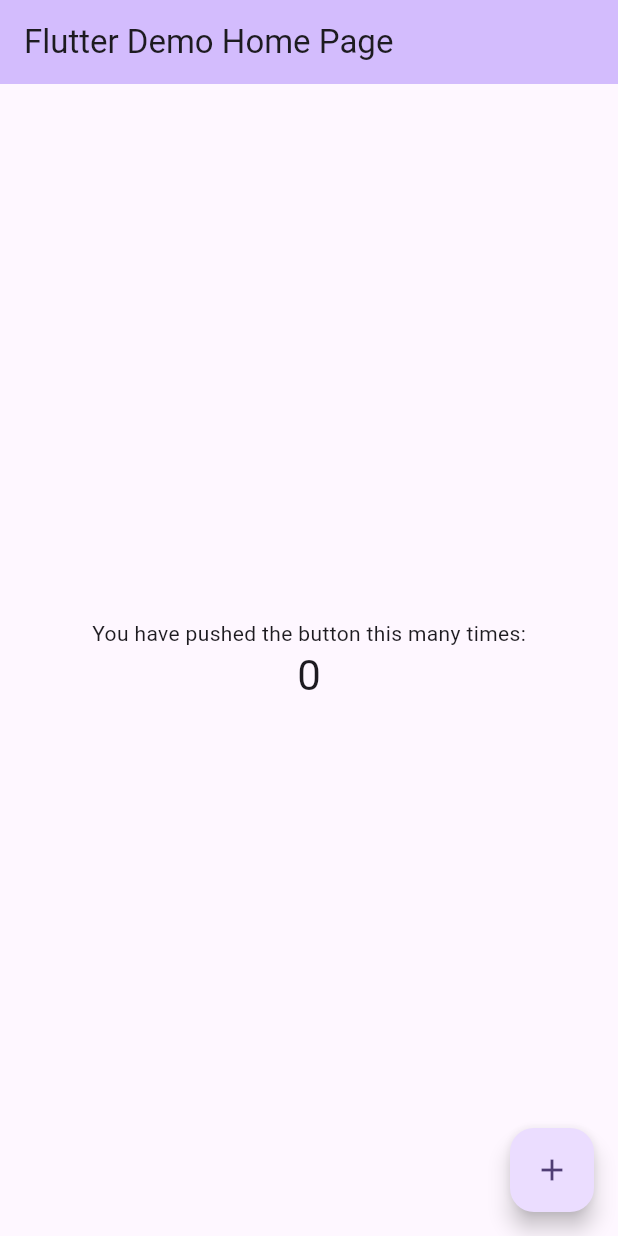
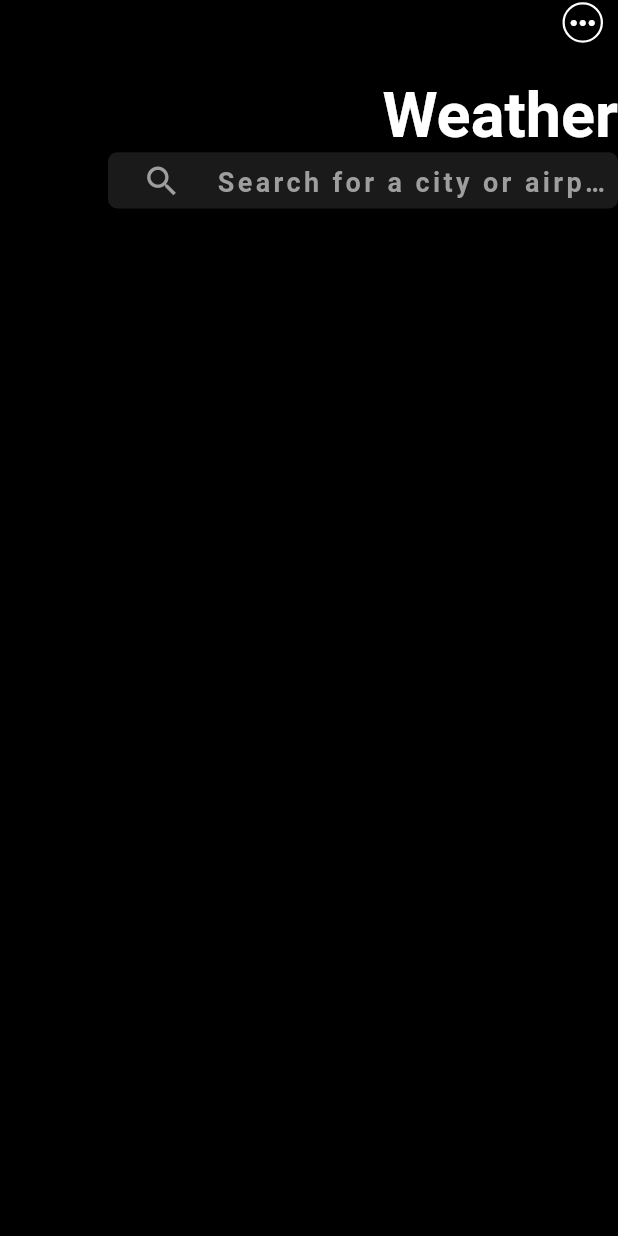
Before and after one commit to AhmedNavaz/weather_app, a Flutter app: the screen it shows after launch, on a phone screen of 412 x 824 dp. Run offline on Flutter 3.47's test engine with Material 3 defaults, Android fonts, the phone set to English and light mode, and no system bars; our stand-ins replace connectivity_plus, dartz, dio, google_fonts, hive; accounts and stored records are empty.

Commit message:
initial commit

```diff
--- a/lib/main.dart
+++ b/lib/main.dart
@@ -1,4 +1,6 @@
 import 'package:flutter/material.dart';
+import 'package:google_fonts/google_fonts.dart';
+import 'package:weather_app/modules/weather/presententation/pages/home_page.dart';
 
 void main() {
   runApp(const MyApp());
@@ -7,119 +9,34 @@ void main() {
 class MyApp extends StatelessWidget {
   const MyApp({super.key});
 
-  // This widget is the root of your application.
   @override
   Widget build(BuildContext context) {
     return MaterialApp(
-      title: 'Flutter Demo',
+      debugShowCheckedModeBanner: false,
       theme: ThemeData(
-        // This is the theme of your application.
-        //
-        // TRY THIS: Try running your application with "flutter run". You'll see
-        // the application has a purple toolbar. Then, without quitting the app,
-        // try changing the seedColor in the colorScheme below to Colors.green
-        // and then invoke "hot reload" (save your changes or press the "hot
-        // reload" button in a Flutter-supported IDE, or press "r" if you used
-        // the command line to start the app).
-        //
-        // Notice that the counter didn't reset back to zero; the application
-        // state is not lost during the reload. To reset the state, use hot
-        // restart instead.
-        //
-        // This works for code too, not just values: Most code changes can be
-        // tested with just a hot reload.
-        colorScheme: ColorScheme.fromSeed(seedColor: Colors.deepPurple),
-        useMaterial3: true,
+        useMaterial3: false,
+        scaffoldBackgroundColor: Colors.black,
+        primaryColor: const Color(0xFF1C9CF6),
+        indicatorColor: Colors.grey,
+        textTheme: TextTheme(
+          headlineLarge: GoogleFonts.roboto(
+            fontSize: 28,
+            fontWeight: FontWeight.bold,
+            color: Colors.white,
+          ),
+          headlineMedium: GoogleFonts.roboto(
+            fontSize: 22,
+            fontWeight: FontWeight.bold,
+            color: Colors.white,
+          ),
+          labelSmall: GoogleFonts.roboto(
+            fontSize: 12,
+            fontWeight: FontWeight.bold,
+            color: Colors.grey,
+          ),
+        ),
       ),
-      home: const MyHomePage(title: 'Flutter Demo Home Page'),
+      home: const HomePage(),
     );
   }
 }
-
-class MyHomePage extends StatefulWidget {
-  const MyHomePage({super.key, required this.title});
-
-  // This widget is the home page of your application. It is stateful, meaning
-  // that it has a State object (defined below) that contains fields that affect
-  // how it looks.
-
-  // This class is the configuration for the state. It holds the values (in this
-  // case the title) provided by the parent (in this case the App widget) and
-  // used by the build method of the State. Fields in a Widget subclass are
-  // always marked "final".
-
-  final String title;
-
-  @override
-  State<MyHomePage> createState() => _MyHomePageState();
-}
-
-class _MyHomePageState extends State<MyHomePage> {
-  int _counter = 0;
-
-  void _incrementCounter() {
-    setState(() {
-      // This call to setState tells the Flutter framework that something has
-      // changed in this State, which causes it to rerun the build method below
-      // so that the display can reflect the updated values. If we changed
-      // _counter without calling setState(), then the build method would not be
-      // called again, and so nothing would appear to happen.
-      _counter++;
-    });
-  }
-
-  @override
-  Widget build(BuildContext context) {
-    // This method is rerun every time setState is called, for instance as done
-    // by the _incrementCounter method above.
-    //
-    // The Flutter framework has been optimized to make rerunning build methods
-    // fast, so that you can just rebuild anything that needs updating rather
-    // than having to individually change instances of widgets.
-    return Scaffold(
-      appBar: AppBar(
-        // TRY THIS: Try changing the color here to a specific color (to
-        // Colors.amber, perhaps?) and trigger a hot reload to see the AppBar
-        // change color while the other colors stay the same.
-        backgroundColor: Theme.of(context).colorScheme.inversePrimary,
-        // Here we take the value from the MyHomePage object that was created by
-        // the App.build method, and use it to set our appbar title.
-        title: Text(widget.title),
-      ),
-      body: Center(
-        // Center is a layout widget. It takes a single child and positions it
-        // in the middle of the parent.
-        child: Column(
-          // Column is also a layout widget. It takes a list of children and
-          // arranges them vertically. By default, it sizes itself to fit its
-          // children horizontally, and tries to be as tall as its parent.
-          //
-          // Column has various properties to control how it sizes itself and
-          // how it positions its children. Here we use mainAxisAlignment to
-          // center the children vertically; the main axis here is the vertical
-          // axis because Columns are vertical (the cross axis would be
-          // horizontal).
-          //
-          // TRY THIS: Invoke "debug painting" (choose the "Toggle Debug Paint"
-          // action in the IDE, or press "p" in the console), to see the
-          // wireframe for each widget.
-          mainAxisAlignment: MainAxisAlignment.center,
-          children: <Widget>[
-            const Text(
-              'You have pushed the button this many times:',
-            ),
-            Text(
-              '$_counter',
-              style: Theme.of(context).textTheme.headlineMedium,
-            ),
-          ],
-        ),
-      ),
-      floatingActionButton: FloatingActionButton(
-        onPressed: _incrementCounter,
-        tooltip: 'Increment',
-        child: const Icon(Icons.add),
-      ), // This trailing comma makes auto-formatting nicer for build methods.
-    );
-  }
-}
--- a/lib/modules/weather/business/entities/weather_entity.dart
+++ b/lib/modules/weather/business/entities/weather_entity.dart
@@ -1,6 +1,7 @@
 import 'city_entity.dart';
 
 class WeatherEntity {
+  final String id;
   final CityEntity city;
   final double temperature;
   final String description;
@@ -8,6 +9,7 @@ class WeatherEntity {
   final double windSpeed;
 
   WeatherEntity({
+    required this.id,
     required this.city,
     required this.temperature,
     required this.description,
--- a/lib/modules/weather/data/models/weather_model.dart
+++ b/lib/modules/weather/data/models/weather_model.dart
@@ -4,12 +4,14 @@ import 'city_model.dart';
 
 class WeatherModel extends WeatherEntity {
   WeatherModel({
+    required String id,
     required CityEntity city,
     required double temperature,
     required String description,
     required double humidity,
     required double windSpeed,
   }) : super(
+          id: id,
           city: city,
           temperature: temperature,
           description: description,
@@ -19,6 +21,7 @@ class WeatherModel extends WeatherEntity {
 
   factory WeatherModel.fromJson(Map<String, dynamic> json) {
     return WeatherModel(
+      id: json['id'],
       city: CityModel.fromJson(json['city']),
       temperature: json['temperature'],
       description: json['description'],
--- /dev/null
+++ b/lib/modules/weather/presententation/pages/home_page.dart
@@ -0,0 +1,112 @@
+import 'package:flutter/material.dart';
+
+class HomePage extends StatefulWidget {
+  const HomePage({super.key});
+
+  @override
+  State<HomePage> createState() => _HomePageState();
+}
+
+class _HomePageState extends State<HomePage> {
+  late ScrollController _scrollController;
+  bool _isAppBarPinned = false;
+
+  @override
+  void initState() {
+    super.initState();
+    _scrollController = ScrollController()
+      ..addListener(() {
+        setState(() {
+          _isAppBarPinned =
+              _scrollController.hasClients && _scrollController.offset > 0;
+        });
+      });
+  }
+
+  @override
+  Widget build(BuildContext context) {
+    return Scaffold(
+      extendBodyBehindAppBar: true,
+      appBar: AppBar(
+        toolbarHeight: 30,
+        backgroundColor: Colors.transparent,
+        elevation: 0,
+        actions: [
+          Container(
+            margin: const EdgeInsets.only(right: 10),
+            decoration: BoxDecoration(
+              color: Colors.transparent,
+              shape: BoxShape.circle,
+              border: Border.all(
+                color: Colors.white,
+                width: 1.5,
+              ),
+            ),
+            child: const Icon(
+              Icons.more_horiz,
+              color: Colors.white,
+            ),
+          ),
+        ],
+      ),
+      body: CustomScrollView(
+        controller: _scrollController,
+        slivers: [
+          SliverAppBar(
+            toolbarHeight: 90,
+            backgroundColor:
+                _isAppBarPinned ? Colors.white.withOpacity(0.4) : Colors.black,
+            expandedHeight: 125,
+            collapsedHeight: 90,
+            pinned: true,
+            flexibleSpace: FlexibleSpaceBar(
+              title: Column(
+                mainAxisAlignment: MainAxisAlignment.end,
+                crossAxisAlignment: CrossAxisAlignment.end,
+                children: [
+                  Text(
+                    'Weather',
+                    style: Theme.of(context).textTheme.headlineLarge,
+                  ),
+                  SizedBox(
+                    height: 25,
+                    width: double.infinity,
+                    child: TextField(
+                      decoration: InputDecoration(
+                        hintText: 'Search for a city or airport',
+                        hintStyle: Theme.of(context).textTheme.labelSmall,
+                        prefixIcon: Icon(
+                          Icons.search,
+                          color: Theme.of(context).indicatorColor,
+                          size: 17.5,
+                        ),
+                        border: OutlineInputBorder(
+                          borderRadius: BorderRadius.circular(4),
+                          borderSide: BorderSide.none,
+                        ),
+                        contentPadding: EdgeInsets.zero,
+                        filled: true,
+                        fillColor: Colors.white.withOpacity(0.1),
+                      ),
+                    ),
+                  )
+                ],
+              ),
+            ),
+          ),
+          SliverList(
+            delegate: SliverChildBuilderDelegate(
+              (BuildContext context, int index) {
+                // Your weather data or other content goes here
+                return ListTile(
+                  title: Text('Weather Data $index'),
+                );
+              },
+              childCount: 50, // Replace with the actual number of items
+            ),
+          ),
+        ],
+      ),
+    );
+  }
+}
--- a/pubspec.yaml
+++ b/pubspec.yaml
@@ -34,6 +34,7 @@ dependencies:
   dio: ^5.4.0
   dartz: ^0.10.1
   hive: ^2.2.3
+  google_fonts: ^6.1.0
 
 
   # The following adds the Cupertino Icons font to your application.
```
Also changed, not shown: pubspec.lock, 2 other files.
